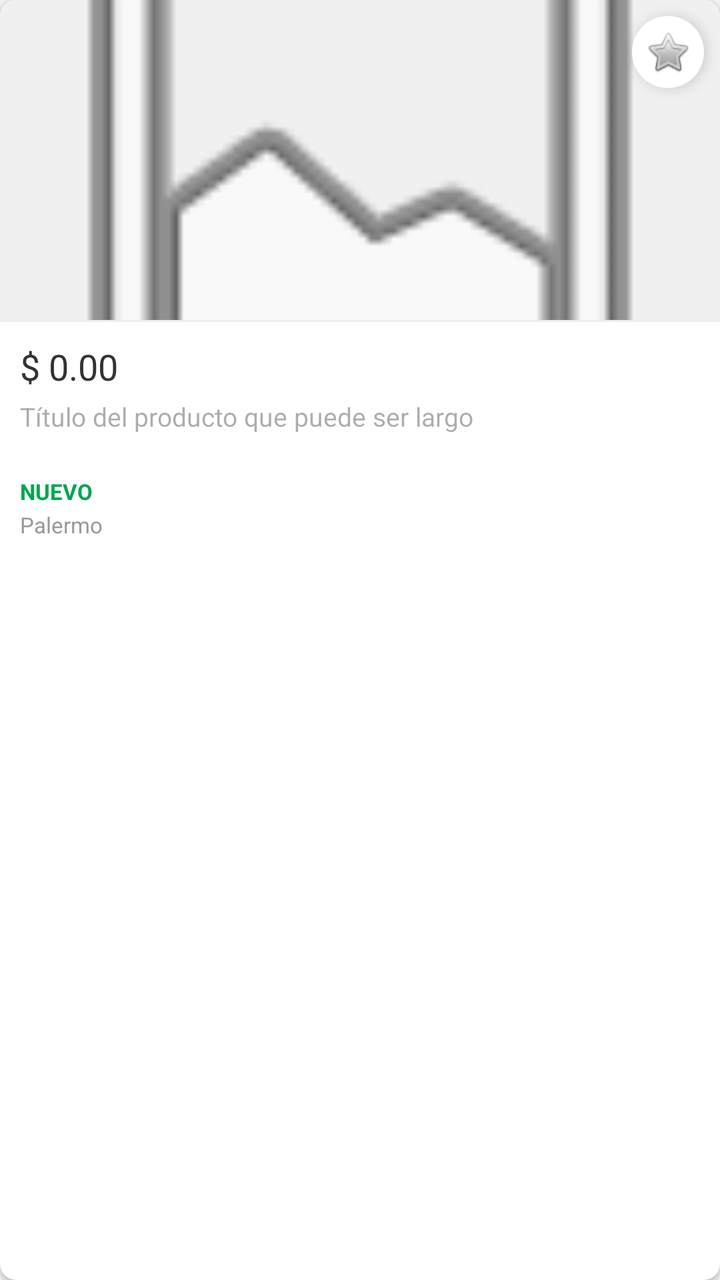
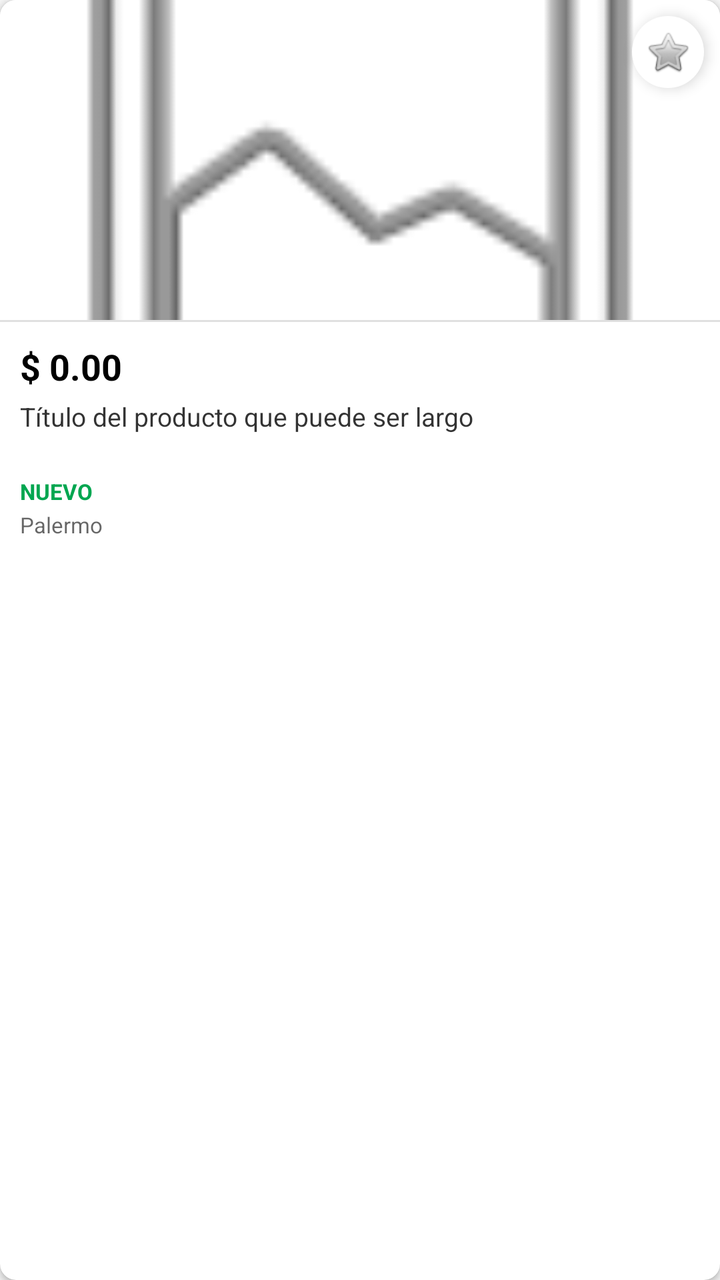

The first picture is an Android layout as it rendered before a commit; the second is the same layout after the commit. The layout source and the unified diff follow.
<!-- AndroidManifest.xml: application theme Theme.TPRondaGrupo2 -->
<!-- res/layout/item_publication.xml -->
<?xml version="1.0" encoding="utf-8"?>
<com.google.android.material.card.MaterialCardView xmlns:android="http://schemas.android.com/apk/res/android"
    xmlns:app="http://schemas.android.com/apk/res-auto"
    android:layout_width="match_parent"
    android:layout_height="wrap_content"
    android:layout_margin="6dp"
    app:cardCornerRadius="8dp"
    app:cardElevation="2dp"
    app:cardForegroundColor="@android:color/transparent"
    android:clickable="true"
    android:focusable="true">

    <FrameLayout
        android:layout_width="match_parent"
        android:layout_height="wrap_content">

        <LinearLayout
            android:layout_width="match_parent"
            android:layout_height="wrap_content"
            android:orientation="vertical"
            android:background="@color/white">

            <ImageView
                android:id="@+id/ivProduct"
                android:layout_width="match_parent"
                android:layout_height="160dp"
                android:background="#F0F0F0"
                android:scaleType="centerCrop"
                android:src="@android:drawable/ic_menu_gallery" />

            <View
                android:layout_width="match_parent"
                android:layout_height="1dp"
                android:background="#EEEEEE" />

            <LinearLayout
                android:layout_width="match_parent"
                android:layout_height="wrap_content"
                android:orientation="vertical"
                android:padding="10dp">

                <TextView
                    android:id="@+id/tvPrice"
                    android:layout_width="match_parent"
                    android:layout_height="wrap_content"
                    android:text="$ 0.00"
                    android:textColor="#333333"
                    android:textSize="18sp"
                    android:textStyle="normal" />

                <TextView
                    android:id="@+id/tvTitle"
                    android:layout_width="match_parent"
                    android:layout_height="wrap_content"
                    android:layout_marginTop="4dp"
                    android:ellipsize="end"
                    android:maxLines="2"
                    android:minLines="2"
                    android:text="Título del producto que puede ser largo"
                    android:textColor="#66333333"
                    android:textSize="13sp" />

                <TextView
                    android:id="@+id/tvCondition"
                    android:layout_width="wrap_content"
                    android:layout_height="wrap_content"
                    android:layout_marginTop="6dp"
                    android:text="NUEVO"
                    android:textColor="#00A650"
                    android:textSize="11sp"
                    android:textStyle="bold" />

                <TextView
                    android:id="@+id/tvLocation"
                    android:layout_width="match_parent"
                    android:layout_height="wrap_content"
                    android:layout_marginTop="2dp"
                    android:text="Palermo"
                    android:textColor="#999999"
                    android:textSize="11sp" />

            </LinearLayout>

        </LinearLayout>

        <ImageButton
            android:id="@+id/btnFavorite"
            android:layout_width="36dp"
            android:layout_height="36dp"
            android:layout_gravity="top|end"
            android:layout_margin="8dp"
            android:background="@drawable/bg_circle_white"
            android:contentDescription="Favorito"
            android:elevation="4dp"
            android:padding="6dp"
            android:scaleType="fitCenter"
            android:src="@android:drawable/btn_star_big_off" />

        <TextView
            android:id="@+id/tvPriceUpdateBadge"
            android:layout_width="wrap_content"
            android:layout_height="wrap_content"
            android:layout_gravity="top|start"
            android:layout_margin="8dp"
            android:background="#D32F2F"
            android:elevation="4dp"
            android:paddingStart="8dp"
            android:paddingTop="3dp"
            android:paddingEnd="8dp"
            android:paddingBottom="3dp"
            android:text="¡Bajó de precio!"
            android:textColor="@android:color/white"
            android:textSize="10sp"
            android:textStyle="bold"
            android:visibility="gone" />

    </FrameLayout>

</com.google.android.material.card.MaterialCardView>
<!-- resources referenced by this layout -->
<resources>
  <color name="white">#FFFFFFFF</color>
  <!-- drawable bg_circle_white (drawable) -->
  <?xml version="1.0" encoding="utf-8"?>
  <shape xmlns:android="http://schemas.android.com/apk/res/android"
      android:shape="oval">
      <solid android:color="@color/white" />
  </shape>
  <style name="Theme.TPRondaGrupo2" parent="Theme.MaterialComponents.DayNight.NoActionBar">
          
          <item name="colorPrimary">@color/purple_500</item>
          <item name="colorPrimaryVariant">@color/purple_700</item>
          <item name="colorOnPrimary">@color/white</item>
          
          <item name="colorSecondary">@color/teal_200</item>
          <item name="colorSecondaryVariant">@color/teal_700</item>
          <item name="colorOnSecondary">@color/black</item>
          
          <item name="android:statusBarColor">?attr/colorPrimaryVariant</item>
          
          <item name="colorSurface">@color/white</item>
          <item name="colorOnSurface">@color/black</item>
          <item name="android:colorBackground">#F5F5F5</item>
          <item name="colorOnBackground">@color/black</item>
          <item name="android:windowBackground">?android:attr/colorBackground</item>
      </style>
  <color name="purple_500">#FF6200EE</color>
  <color name="purple_700">#FF3700B3</color>
  <color name="teal_200">#FF03DAC5</color>
  <color name="teal_700">#FF018786</color>
  <color name="black">#FF000000</color>
</resources>

<!-- the commit's change to res/layout/item_publication.xml (unified diff, before → after) -->
@@ -6,6 +6,7 @@
     android:layout_margin="6dp"
     app:cardCornerRadius="8dp"
     app:cardElevation="2dp"
+    app:cardBackgroundColor="?attr/colorSurface"
     app:cardForegroundColor="@android:color/transparent"
     android:clickable="true"
     android:focusable="true">
@@ -17,21 +18,20 @@
         <LinearLayout
             android:layout_width="match_parent"
             android:layout_height="wrap_content"
-            android:orientation="vertical"
-            android:background="@color/white">
+            android:orientation="vertical">
 
             <ImageView
                 android:id="@+id/ivProduct"
                 android:layout_width="match_parent"
                 android:layout_height="160dp"
-                android:background="#F0F0F0"
+                android:background="?attr/colorSurface"
                 android:scaleType="centerCrop"
                 android:src="@android:drawable/ic_menu_gallery" />
 
             <View
                 android:layout_width="match_parent"
                 android:layout_height="1dp"
-                android:background="#EEEEEE" />
+                android:background="?attr/dividerHorizontal" />
 
             <LinearLayout
                 android:layout_width="match_parent"
@@ -44,9 +44,9 @@
                     android:layout_width="match_parent"
                     android:layout_height="wrap_content"
                     android:text="$ 0.00"
-                    android:textColor="#333333"
+                    android:textColor="?attr/colorOnSurface"
                     android:textSize="18sp"
-                    android:textStyle="normal" />
+                    android:textStyle="bold" />
 
                 <TextView
                     android:id="@+id/tvTitle"
@@ -57,7 +57,8 @@
                     android:maxLines="2"
                     android:minLines="2"
                     android:text="Título del producto que puede ser largo"
-                    android:textColor="#66333333"
+                    android:textColor="?attr/colorOnSurface"
+                    android:alpha="0.8"
                     android:textSize="13sp" />
 
                 <TextView
@@ -76,7 +77,8 @@
                     android:layout_height="wrap_content"
                     android:layout_marginTop="2dp"
                     android:text="Palermo"
-                    android:textColor="#999999"
+                    android:textColor="?attr/colorOnSurface"
+                    android:alpha="0.6"
                     android:textSize="11sp" />
 
             </LinearLayout>
<!-- resource entries referenced after the edit -->
@@ -5,7 +5,7 @@
   <?xml version="1.0" encoding="utf-8"?>
   <shape xmlns:android="http://schemas.android.com/apk/res/android"
       android:shape="oval">
-      <solid android:color="@color/white" />
+      <solid android:color="?attr/colorSurface" />
   </shape>
   <style name="Theme.TPRondaGrupo2" parent="Theme.MaterialComponents.DayNight.NoActionBar">
           
